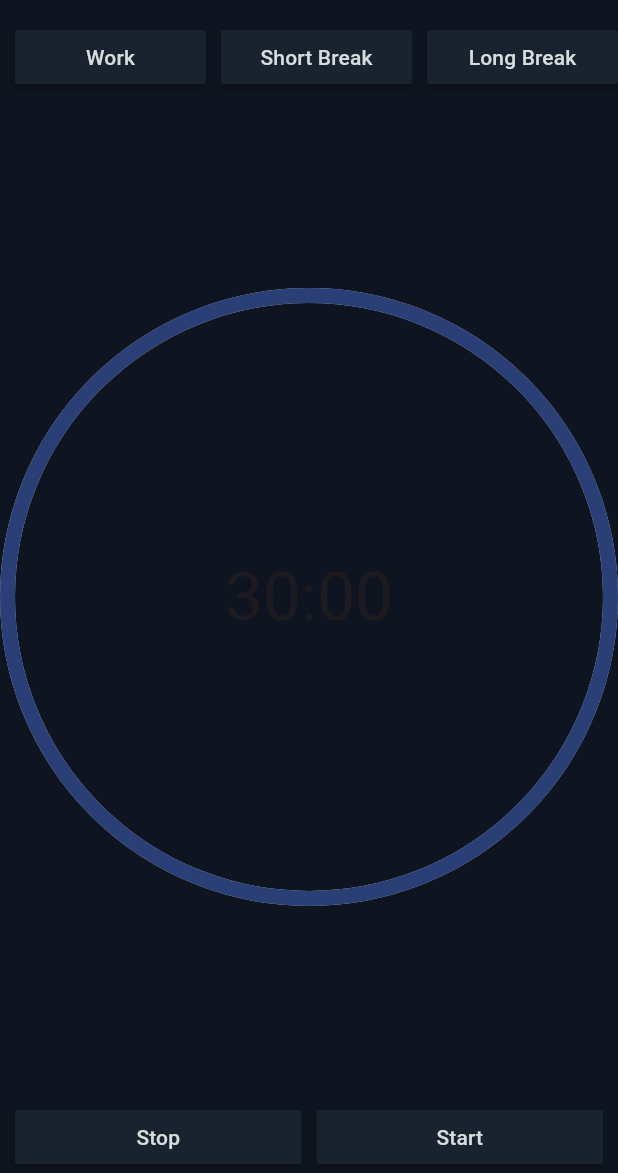
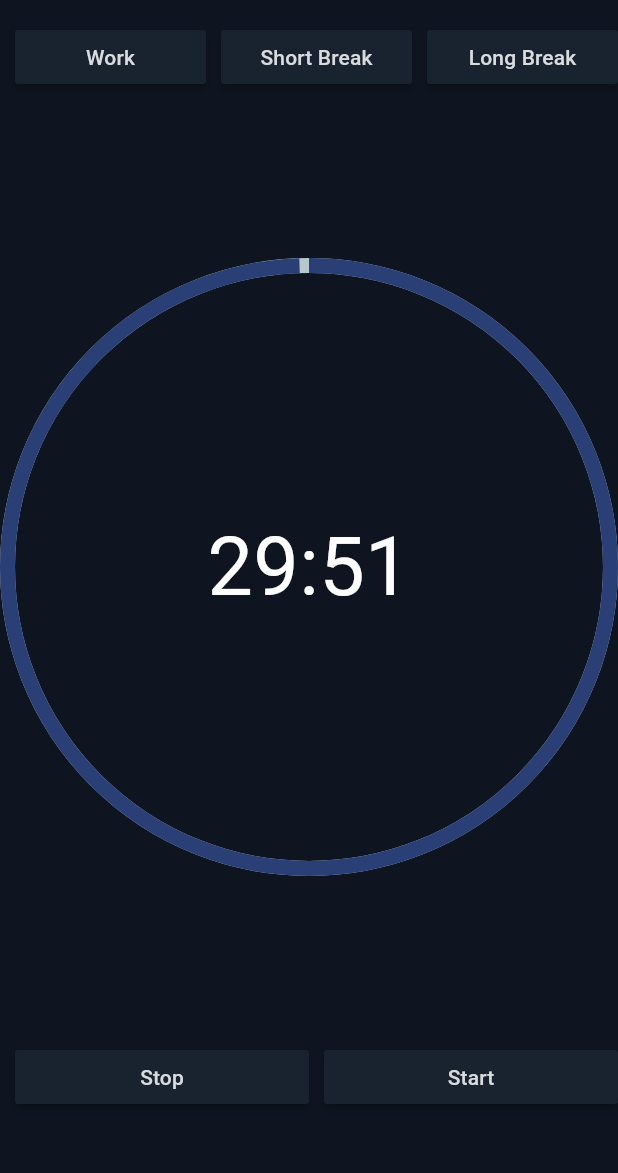
Before and after one commit to PiuPauxD/work_timer, a Flutter app: the screen it shows after launch, after a tap on "Start", on a phone screen of 412 x 824 dp, the part 63-1236 px from its top. Run offline on Flutter 3.47's test engine with Material 3 defaults, Android fonts, the phone set to English and light mode, and no system bars; drawn by our look-alikes of percent_indicator.

```diff
--- a/lib/main.dart
+++ b/lib/main.dart
@@ -1,6 +1,8 @@
 import 'package:flutter/material.dart';
 import 'package:percent_indicator/circular_percent_indicator.dart';
+import 'package:work_timer/timerModel.dart';
 import 'package:work_timer/widgets.dart';
+import 'timer.dart';
 
 void main(){
   runApp(
@@ -17,10 +19,13 @@ void main(){
 
 class MyApp extends StatelessWidget {
   final double defaultPadding = 5.0;
-  const MyApp({super.key});
+  final CountDownTimer timer = CountDownTimer();
+
+  MyApp({super.key});
 
   @override
   Widget build(BuildContext context) {
+    timer.startWork();
     return Scaffold(
       backgroundColor: Color(0xff0e1520),
       appBar: AppBar(
@@ -77,20 +82,28 @@ class MyApp extends StatelessWidget {
               ],
             ),
 
-
             Expanded(
-              child: Padding(
-                padding: EdgeInsets.all(defaultPadding),
+              child: StreamBuilder<Object>(
+                initialData: '00:00',
+                stream: timer.stream(),
+                builder: (BuildContext context, AsyncSnapshot snapshot) {
+                  TimerModel timer = (snapshot.data == '00:00') ? TimerModel('00:00', 1) : snapshot.data;
+                  return Expanded(
                     child: CircularPercentIndicator(
                       radius: availableWidth / 2,
                       lineWidth: 10,
-                  percent: 1,
+                      percent: timer.percent,
                       center: Text(
-                    '30:00',
-                    style: Theme.of(context).textTheme.displayMedium,
+                        timer.time,
+                        style: TextStyle(
+                          color: Colors.white,
+                          fontSize: 54,
+                        ),
                       ),
                       progressColor: Color(0xff293f76),
                     ),
+                  );
+                }
               ),
             ),
 
@@ -104,7 +117,7 @@ class MyApp extends StatelessWidget {
                     color: Color(0xff192230),
                     name: 'Stop',
                     size: 24,
-                    onPressed: emtyMethod,
+                    onPressed: () => timer.stopTimer(),
                   ),
                 ),
                 Padding(
@@ -115,14 +128,13 @@ class MyApp extends StatelessWidget {
                     color: Color(0xff192230),
                     name: 'Start',
                     size: 24,
-                    onPressed: emtyMethod,
+                    onPressed: () => timer.startTimer(),
                   ),
                 ),
-                  Padding(
-                  padding: EdgeInsets.all(defaultPadding),
+                ],
+
               ),
-                ],
-              ),
+              SizedBox(height: 40,),
             ],
           );
         },
--- /dev/null
+++ b/lib/timer.dart
@@ -0,0 +1,50 @@
+import 'dart:async';
+import 'timerModel.dart';
+
+class CountDownTimer {
+  double _radius = 1;
+  bool _isActive = true;
+  int work = 30;
+  late Timer timer;
+  late Duration _time;
+  late Duration _fullTime;
+
+  void startWork(){
+    _radius = 1;
+    _time = Duration(minutes: work, seconds: 0);
+    _fullTime = _time;
+  }
+
+  void stopTimer(){
+    _isActive = false;
+  }
+
+  void startTimer(){
+    if (_time.inSeconds > 0){
+      _isActive = true;
+    }
+  }
+
+  String returnTime(Duration t){
+    String minutes = (t.inMinutes < 10) ? '0${t.inMinutes}' : t.inMinutes.toString();
+    int numSeconds = t.inSeconds - (t.inMinutes * 60);
+    String seconds = (numSeconds < 10) ? '0$numSeconds' : numSeconds.toString();
+    String formattedTime = '$minutes:$seconds';
+    return formattedTime;
+  }
+
+  Stream<TimerModel> stream() async* {
+    yield* Stream.periodic(Duration(seconds: 1), (int a) {
+      String time;
+      if (_isActive){
+        _time = _time - Duration(seconds: 1);
+        _radius = _time.inSeconds / _fullTime.inSeconds;
+        if (_time.inSeconds <= 0){
+          _isActive = false;
+        }
+      }
+      time = returnTime(_time);
+      return TimerModel(time, _radius);
+    });
+  }
+}
--- /dev/null
+++ b/lib/timerModel.dart
@@ -0,0 +1,6 @@
+class TimerModel {
+  String time;
+  double percent;
+
+  TimerModel (this.time, this.percent);
+}
```
Lines whose indentation alone changed are shown as unchanged.
